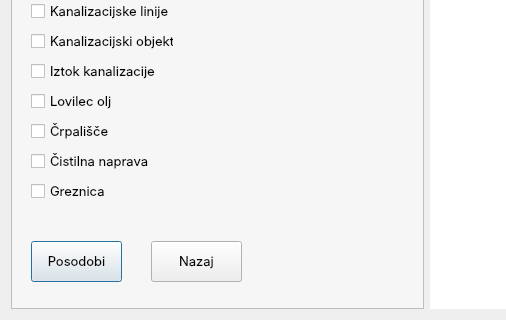
andrejdimec/pyKat, file frm_posodobi_kanalizacijo.ui: the form before one commit; both pictures show x 0 to 506 and y 100 to 420 of the 854 by 420 pixel window.
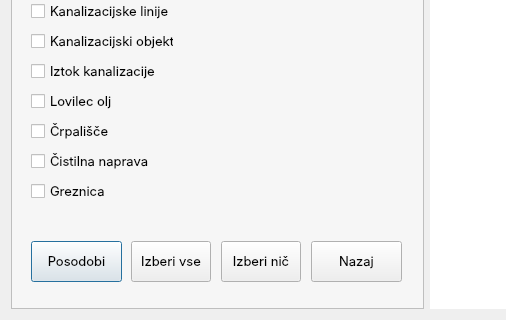
The form after the commit.

The edit to the form file:
```diff
--- a/frm_posodobi_kanalizacijo.ui
+++ b/frm_posodobi_kanalizacijo.ui
@@ -138,7 +138,7 @@
      <widget class="QPushButton" name="btn_cancel">
       <property name="geometry">
        <rect>
-        <x>140</x>
+        <x>300</x>
         <y>330</y>
         <width>91</width>
         <height>41</height>
@@ -226,6 +226,32 @@
        <string>Lovilec olj</string>
       </property>
      </widget>
+     <widget class="QPushButton" name="btn_izberi_vse">
+      <property name="geometry">
+       <rect>
+        <x>120</x>
+        <y>330</y>
+        <width>80</width>
+        <height>41</height>
+       </rect>
+      </property>
+      <property name="text">
+       <string>Izberi vse</string>
+      </property>
+     </widget>
+     <widget class="QPushButton" name="btn_izberi_nic">
+      <property name="geometry">
+       <rect>
+        <x>210</x>
+        <y>330</y>
+        <width>80</width>
+        <height>41</height>
+       </rect>
+      </property>
+      <property name="text">
+       <string>Izberi nič</string>
+      </property>
+     </widget>
     </widget>
    </item>
    <item>
```
